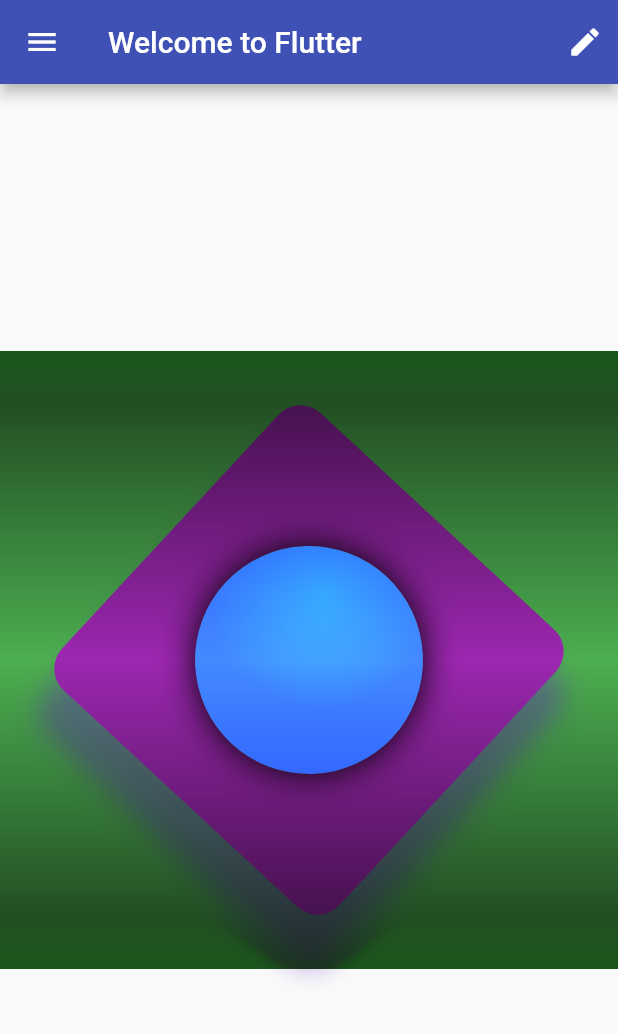
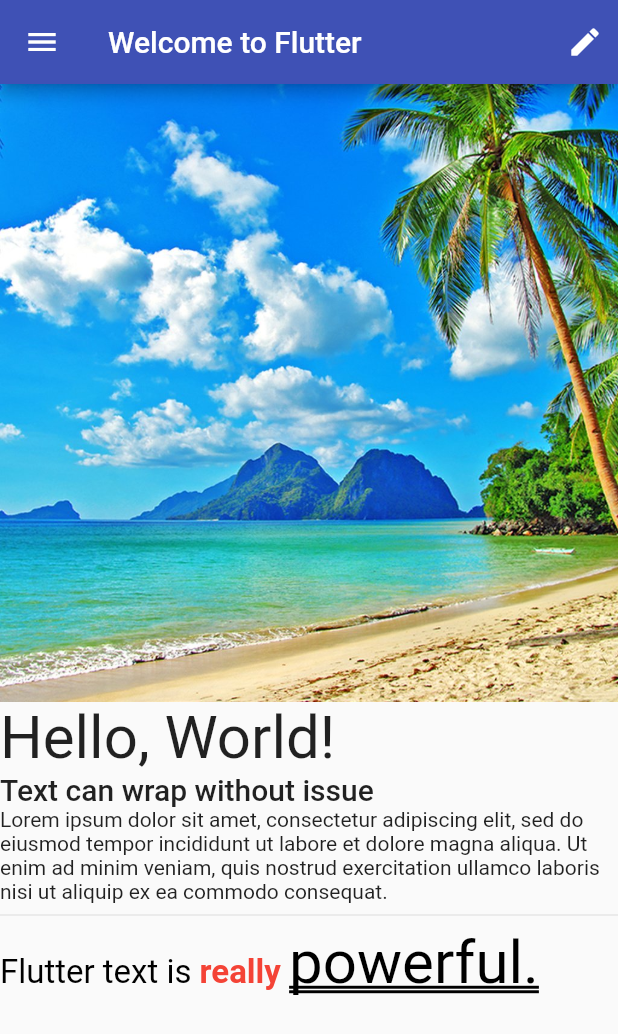
Before and after one commit to Veliall/flutterLearning, a Flutter app: the screen it shows after launch, on a phone screen of 412 x 824 dp. Shown: the top 1034 px of the screen. Run offline on Flutter 3.47's test engine with Material 2 defaults, Android fonts, the phone set to English and light mode, and no system bars; our stand-ins replace google_fonts.

Commit message:
text, fonts and pictures

```diff
--- a/FlutterCookbook/static_widgets/lib/basic_screen.dart
+++ b/FlutterCookbook/static_widgets/lib/basic_screen.dart
@@ -1,5 +1,5 @@
 import 'package:flutter/material.dart';
-import 'package:static_widgets/immutable_widget.dart';
+import 'package:static_widgets/text_layout.dart';
 
 class BasicScreen extends StatelessWidget {
   @override
@@ -15,11 +15,12 @@ class BasicScreen extends StatelessWidget {
           )
         ],
       ),
-      body: Center(
-        child: AspectRatio(
-          aspectRatio: 1.0,
-          child: ImmutableWidget(),
-        ),
+      body: Column(
+        crossAxisAlignment: CrossAxisAlignment.start,
+        children: [
+          Image.asset('assets/beach.jpg'),
+          TextLayout(),
+        ],
       ),
       drawer: Drawer(
         child: Container(
--- /dev/null
+++ b/FlutterCookbook/static_widgets/lib/text_layout.dart
@@ -0,0 +1,43 @@
+import 'package:flutter/material.dart';
+import 'package:google_fonts/google_fonts.dart';
+
+class TextLayout extends StatelessWidget {
+  @override
+  Widget build(BuildContext context) {
+    return Column(crossAxisAlignment: CrossAxisAlignment.start, children: [
+      Text(
+        "Hello, World!",
+        style: GoogleFonts.leckerliOne(fontSize: 40),
+      ),
+      Text(
+        "Text can wrap without issue",
+        style: Theme.of(context).textTheme.titleLarge,
+      ),
+      const Text(
+          "Lorem ipsum dolor sit amet, consectetur adipiscing elit, sed do eiusmod tempor incididunt ut labore et dolore magna aliqua. Ut enim ad minim veniam, quis nostrud exercitation ullamco laboris nisi ut aliquip ex ea commodo consequat."),
+      const Divider(),
+      RichText(
+        text: const TextSpan(
+            text: "Flutter text is ",
+            style: TextStyle(fontSize: 22, color: Colors.black),
+            children: <TextSpan>[
+              TextSpan(
+                text: "really ",
+                style: TextStyle(
+                  fontWeight: FontWeight.bold,
+                  color: Colors.red,
+                ),
+              ),
+              TextSpan(
+                text: "powerful.",
+                style: TextStyle(
+                  decoration: TextDecoration.underline,
+                  decorationStyle: TextDecorationStyle.double,
+                  fontSize: 40,
+                ),
+              ),
+            ]),
+      ),
+    ]);
+  }
+}
```
Also changed, not shown: FlutterCookbook/static_widgets/pubspec.yaml (+4 -3 lines), FlutterCookbook/static_widgets/assets/beach.jpg (added), FlutterCookbook/static_widgets/pubspec.lock.
